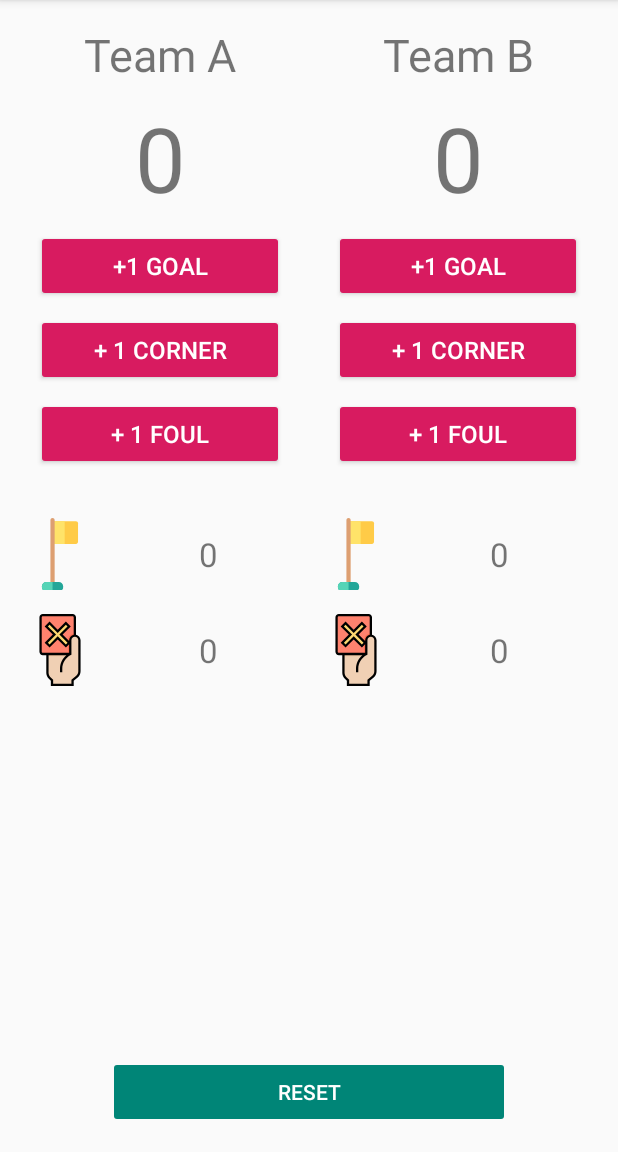
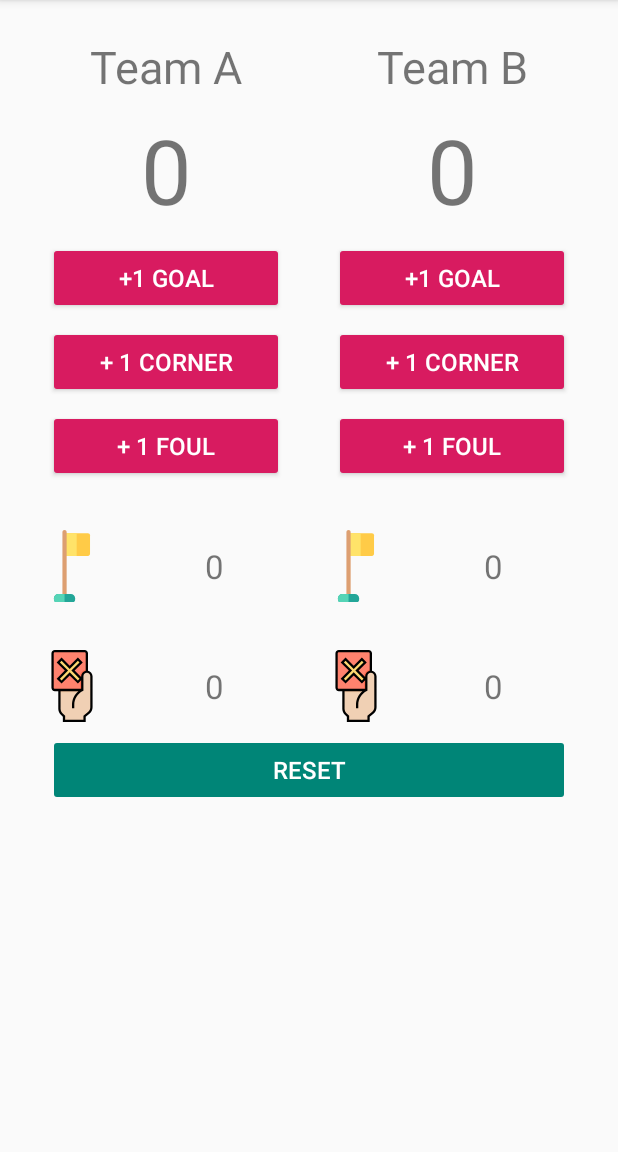
Before and after one commit to Younes-Charfaoui/ABND-Projects, an Android app: the screen it shows after launch (MainActivity), on a phone screen of 412 x 824 dp, the part 84-1236 px from its top. Run offline under Robolectric (Android 15) with nearby library versions, the phone set to English and light mode, and no system bars.

Commit message:
Refactoring The Layout file

```diff
--- a/ScoreKeeper/app/src/main/java/com/example/scorekeeper/activities/MainActivity.java
+++ b/ScoreKeeper/app/src/main/java/com/example/scorekeeper/activities/MainActivity.java
@@ -53,7 +53,8 @@ public class MainActivity extends AppCompatActivity implements View.OnClickListe
      */
     @Override
     public void onClick(View viewClicked) {
-        findViewById(R.id.reset_button).setEnabled(true);
+        if (!findViewById(R.id.reset_button).isEnabled())
+            findViewById(R.id.reset_button).setEnabled(true);
         switch (viewClicked.getId()) {
             case R.id.team_a_corner_button:
                 changeTextView(aCornersTv, ++aTeamCorners);
--- a/ScoreKeeper/app/src/main/res/layout/activity_main.xml
+++ b/ScoreKeeper/app/src/main/res/layout/activity_main.xml
@@ -1,19 +1,21 @@
 <?xml version="1.0" encoding="utf-8"?>
+<ScrollView xmlns:android="http://schemas.android.com/apk/res/android"
+    xmlns:app="http://schemas.android.com/apk/res-auto"
+    xmlns:tools="http://schemas.android.com/tools"
+    android:layout_width="match_parent"
+    android:layout_height="match_parent">
+
     <android.support.constraint.ConstraintLayout xmlns:android="http://schemas.android.com/apk/res/android"
         xmlns:app="http://schemas.android.com/apk/res-auto"
         xmlns:tools="http://schemas.android.com/tools"
         android:layout_width="match_parent"
-    android:layout_height="match_parent"
-    android:padding="8dp"
+        android:layout_height="wrap_content"
+        android:padding="16dp"
         tools:context=".activities.MainActivity">
 
         <TextView
-        android:id="@+id/textView"
-        android:layout_width="wrap_content"
-        android:layout_height="wrap_content"
-        android:layout_marginStart="8dp"
-        android:layout_marginTop="8dp"
-        android:layout_marginEnd="8dp"
+            android:id="@+id/team_a"
+            style="@style/scoreTextViewStyle"
             android:text="@string/team_a"
             android:textSize="30sp"
             app:layout_constraintEnd_toStartOf="@+id/view"
@@ -22,37 +24,25 @@
 
         <TextView
             android:id="@+id/team_a_goals_tv"
-        android:layout_width="wrap_content"
-        android:layout_height="wrap_content"
-        android:layout_marginStart="8dp"
-        android:layout_marginTop="8dp"
-        android:layout_marginEnd="8dp"
+            style="@style/scoreTextViewStyle"
             android:text="@string/zero_string"
             android:textSize="60sp"
             app:layout_constraintEnd_toStartOf="@+id/view"
             app:layout_constraintStart_toStartOf="parent"
-        app:layout_constraintTop_toBottomOf="@+id/textView" />
+            app:layout_constraintTop_toBottomOf="@+id/team_a" />
 
         <TextView
             android:id="@+id/team_b_goals_tv"
-        android:layout_width="wrap_content"
-        android:layout_height="wrap_content"
-        android:layout_marginStart="8dp"
-        android:layout_marginTop="8dp"
-        android:layout_marginEnd="8dp"
+            style="@style/scoreTextViewStyle"
             android:text="@string/zero_string"
             android:textSize="60sp"
             app:layout_constraintEnd_toEndOf="parent"
             app:layout_constraintStart_toEndOf="@+id/view"
-        app:layout_constraintTop_toBottomOf="@+id/textView2" />
+            app:layout_constraintTop_toBottomOf="@+id/team_b" />
 
         <TextView
-        android:id="@+id/textView2"
-        android:layout_width="wrap_content"
-        android:layout_height="wrap_content"
-        android:layout_marginStart="8dp"
-        android:layout_marginTop="8dp"
-        android:layout_marginEnd="8dp"
+            android:id="@+id/team_b"
+            style="@style/scoreTextViewStyle"
             android:text="@string/team_b"
             android:textSize="30sp"
             app:layout_constraintEnd_toEndOf="parent"
@@ -90,13 +80,9 @@
             app:layout_constraintStart_toStartOf="parent"
             app:layout_constraintTop_toBottomOf="@+id/team_a_corner_button" />
 
-
         <ImageView
             android:id="@+id/team_a_corner_icon"
-        android:layout_width="@dimen/icon_size"
-        android:layout_height="@dimen/icon_size"
-        android:layout_marginStart="8dp"
-        android:layout_marginTop="32dp"
+            style="@style/iconStyle"
             android:contentDescription="@string/corner_icon_desc"
             android:src="@drawable/ic_corner"
             app:layout_constraintStart_toStartOf="parent"
@@ -104,10 +90,7 @@
 
         <ImageView
             android:id="@+id/team_a_fouls_icon"
-        android:layout_width="@dimen/icon_size"
-        android:layout_height="@dimen/icon_size"
-        android:layout_marginStart="8dp"
-        android:layout_marginTop="16dp"
+            style="@style/iconStyle"
             android:contentDescription="@string/fouls_icon_desc"
             android:src="@drawable/ic_red_card"
             app:layout_constraintStart_toStartOf="parent"
@@ -115,12 +98,7 @@
 
         <TextView
             android:id="@+id/team_a_corner_tv"
-        android:layout_width="wrap_content"
-        android:layout_height="wrap_content"
-        android:layout_marginStart="8dp"
-        android:layout_marginEnd="8dp"
-        android:text="@string/zero_string"
-        android:textSize="22sp"
+            style="@style/metricsTextView"
             app:layout_constraintBottom_toBottomOf="@+id/team_a_corner_icon"
             app:layout_constraintEnd_toStartOf="@+id/team_b_corner_icon"
             app:layout_constraintStart_toEndOf="@id/team_a_corner_icon"
@@ -128,12 +106,7 @@
 
         <TextView
             android:id="@+id/team_a_fouls_tv"
-        android:layout_width="wrap_content"
-        android:layout_height="wrap_content"
-        android:layout_marginStart="8dp"
-        android:layout_marginEnd="8dp"
-        android:text="@string/zero_string"
-        android:textSize="22sp"
+            style="@style/metricsTextView"
             app:layout_constraintBottom_toBottomOf="@+id/team_a_fouls_icon"
             app:layout_constraintEnd_toStartOf="@+id/team_b_fouls_icon"
             app:layout_constraintStart_toEndOf="@id/team_a_fouls_icon"
@@ -165,10 +138,7 @@
 
         <ImageView
             android:id="@+id/team_b_corner_icon"
-        android:layout_width="@dimen/icon_size"
-        android:layout_height="@dimen/icon_size"
-        android:layout_marginStart="8dp"
-        android:layout_marginTop="32dp"
+            style="@style/iconStyle"
             android:contentDescription="@string/corner_icon_desc"
             android:src="@drawable/ic_corner"
             app:layout_constraintStart_toStartOf="@id/view"
@@ -176,23 +146,15 @@
 
         <ImageView
             android:id="@+id/team_b_fouls_icon"
-        android:layout_width="@dimen/icon_size"
-        android:layout_height="@dimen/icon_size"
-        android:layout_marginStart="8dp"
-        android:layout_marginTop="16dp"
+            style="@style/iconStyle"
             android:contentDescription="@string/fouls_icon_desc"
             android:src="@drawable/ic_red_card"
             app:layout_constraintStart_toStartOf="@id/view"
-        app:layout_constraintTop_toBottomOf="@id/team_b_corner_icon" />
+            app:layout_constraintTop_toBottomOf="@+id/team_b_corner_icon" />
 
         <TextView
             android:id="@+id/team_b_corner_tv"
-        android:layout_width="wrap_content"
-        android:layout_height="wrap_content"
-        android:layout_marginStart="8dp"
-        android:layout_marginEnd="8dp"
-        android:text="@string/zero_string"
-        android:textSize="22sp"
+            style="@style/metricsTextView"
             app:layout_constraintBottom_toBottomOf="@+id/team_a_corner_icon"
             app:layout_constraintEnd_toEndOf="parent"
             app:layout_constraintStart_toEndOf="@id/team_b_corner_icon"
@@ -200,12 +162,7 @@
 
         <TextView
             android:id="@+id/team_b_fouls_tv"
-        android:layout_width="wrap_content"
-        android:layout_height="wrap_content"
-        android:layout_marginStart="8dp"
-        android:layout_marginEnd="8dp"
-        android:text="@string/zero_string"
-        android:textSize="22sp"
+            style="@style/metricsTextView"
             app:layout_constraintBottom_toBottomOf="@+id/team_b_fouls_icon"
             app:layout_constraintEnd_toEndOf="parent"
             app:layout_constraintStart_toEndOf="@id/team_b_fouls_icon"
@@ -213,17 +170,14 @@
 
         <Button
             android:id="@+id/reset_button"
-        android:layout_width="0dp"
-        android:layout_height="wrap_content"
-        android:layout_marginStart="64dp"
-        android:layout_marginEnd="64dp"
-        android:layout_marginBottom="8dp"
+            style="@style/buttonStyle"
+            android:backgroundTint="@color/colorPrimary"
             android:enabled="false"
-        android:backgroundTint="@color/colorPrimary"
-        android:text="Reset"
-        android:textColor="@android:color/white"
+            android:text="@string/reset"
             app:layout_constraintBottom_toBottomOf="parent"
             app:layout_constraintEnd_toEndOf="parent"
-        app:layout_constraintStart_toStartOf="parent" />
+            app:layout_constraintStart_toStartOf="parent"
+            app:layout_constraintTop_toBottomOf="@+id/team_a_fouls_icon" />
 
     </android.support.constraint.ConstraintLayout>
+</ScrollView>
--- a/ScoreKeeper/app/src/main/res/values/strings.xml
+++ b/ScoreKeeper/app/src/main/res/values/strings.xml
@@ -8,7 +8,7 @@
     <string name="_1_goal">+1 Goal</string>
     <string name="_1_corner">+ 1 Corner</string>
     <string name="_1_fouls">+ 1 Foul</string>
-    <string name="reset_message">Are You Sure You are going to lose all your data.</string>
+    <string name="reset_message">Are you sure about rest every things ?</string>
     <string name="cancel">Cancel</string>
     <string name="reset">Reset</string>
 
--- a/ScoreKeeper/app/src/main/res/values/styles.xml
+++ b/ScoreKeeper/app/src/main/res/values/styles.xml
@@ -18,4 +18,29 @@
         <item name="android:textColor">@android:color/white</item>
     </style>
 
+    <style name="metricsTextView">
+        <item name="android:layout_width">wrap_content</item>
+        <item name="android:layout_height">wrap_content</item>
+        <item name="android:layout_marginStart">16dp</item>
+        <item name="android:layout_marginEnd">16dp</item>
+        <item name="android:text">@string/zero_string</item>
+        <item name="android:textSize">22sp</item>
+
+    </style>
+
+    <style name="iconStyle">
+        <item name="android:layout_width">@dimen/icon_size</item>
+        <item name="android:layout_height">@dimen/icon_size</item>
+        <item name="android:layout_marginStart">8dp</item>
+        <item name="android:layout_marginTop">32dp</item>
+    </style>
+
+    <style name="scoreTextViewStyle">
+        <item name="android:layout_width">wrap_content</item>
+        <item name="android:layout_height">wrap_content</item>
+        <item name="android:layout_marginStart">8dp</item>
+        <item name="android:layout_marginTop">8dp</item>
+        <item name="android:layout_marginEnd">8dp</item>
+    </style>
+
 </resources>
```
Lines whose indentation alone changed are shown as unchanged.
